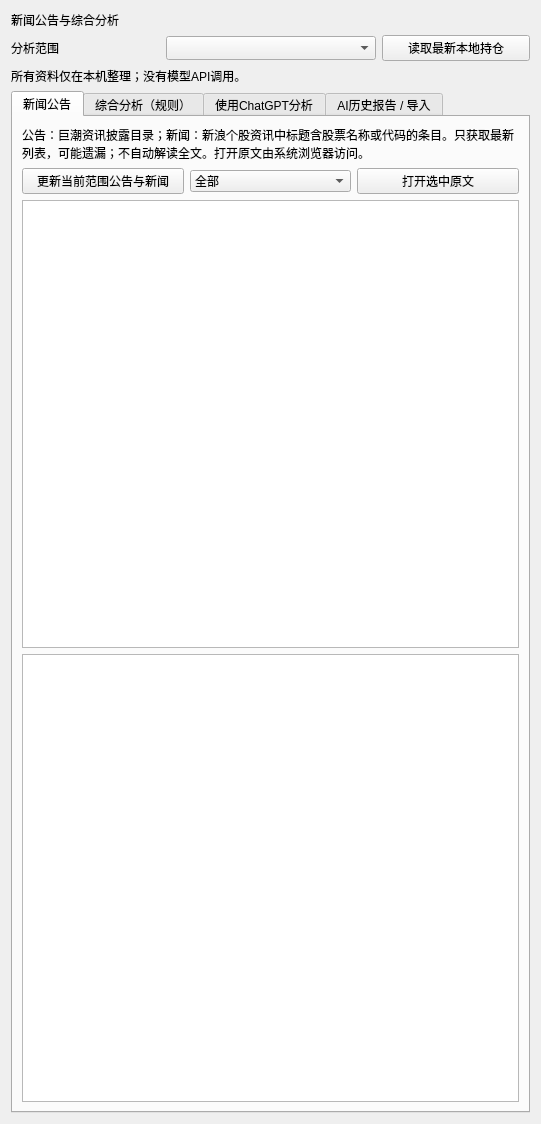
The window that stockwidget/ui/briefing.ui (kri41106/a-share-ai-butler) describes before a commit, drawn with Qt 5.
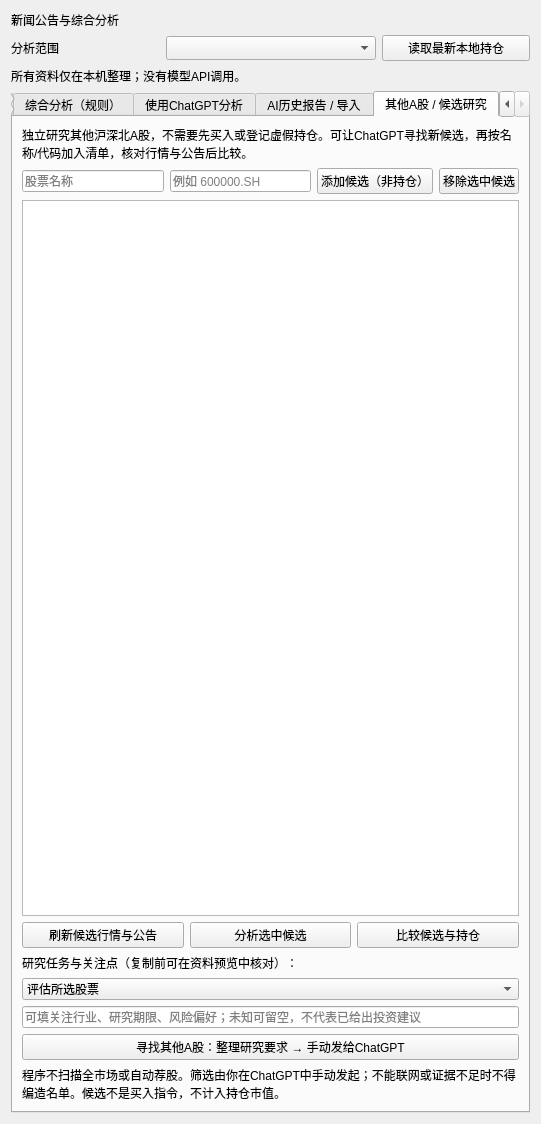
The same window after the commit. The open tabs and pages were chosen to show the change.

Commit message: feat: add A-share candidate research and unify three-option ChatGPT prompt

Patch:
```diff
--- a/stockwidget/ui/briefing.ui
+++ b/stockwidget/ui/briefing.ui
@@ -411,6 +411,155 @@
        </item>
       </layout>
      </widget>
+     <widget class="QWidget" name="candidatesPage">
+      <attribute name="title">
+       <string>其他A股 / 候选研究</string>
+      </attribute>
+      <layout class="QVBoxLayout" name="candidatesLayout">
+       <item>
+        <widget class="QLabel" name="candidateNotice">
+         <property name="text">
+          <string>独立研究其他沪深北A股，不需要先买入或登记虚假持仓。可让ChatGPT寻找新候选，再按名称/代码加入清单，核对行情与公告后比较。</string>
+         </property>
+         <property name="wordWrap">
+          <bool>true</bool>
+         </property>
+        </widget>
+       </item>
+       <item>
+        <layout class="QHBoxLayout" name="candidateInputRow">
+         <item>
+          <widget class="QLineEdit" name="candidateNameEdit">
+           <property name="placeholderText">
+            <string>股票名称</string>
+           </property>
+           <property name="maxLength">
+            <number>40</number>
+           </property>
+          </widget>
+         </item>
+         <item>
+          <widget class="QLineEdit" name="candidateCodeEdit">
+           <property name="placeholderText">
+            <string>例如 600000.SH</string>
+           </property>
+           <property name="maxLength">
+            <number>12</number>
+           </property>
+          </widget>
+         </item>
+         <item>
+          <widget class="QPushButton" name="addCandidateButton">
+           <property name="text">
+            <string>添加候选（非持仓）</string>
+           </property>
+          </widget>
+         </item>
+         <item>
+          <widget class="QPushButton" name="archiveCandidateButton">
+           <property name="text">
+            <string>移除选中候选</string>
+           </property>
+          </widget>
+         </item>
+        </layout>
+       </item>
+       <item>
+        <widget class="QTableWidget" name="candidatesTable">
+         <property name="selectionBehavior">
+          <enum>QAbstractItemView::SelectRows</enum>
+         </property>
+         <property name="selectionMode">
+          <enum>QAbstractItemView::SingleSelection</enum>
+         </property>
+         <property name="editTriggers">
+          <set>QAbstractItemView::NoEditTriggers</set>
+         </property>
+        </widget>
+       </item>
+       <item>
+        <layout class="QHBoxLayout" name="candidateActions">
+         <item>
+          <widget class="QPushButton" name="refreshCandidatesButton">
+           <property name="text">
+            <string>刷新候选行情与公告</string>
+           </property>
+          </widget>
+         </item>
+         <item>
+          <widget class="QPushButton" name="analyzeCandidateButton">
+           <property name="text">
+            <string>分析选中候选</string>
+           </property>
+          </widget>
+         </item>
+         <item>
+          <widget class="QPushButton" name="compareCandidatesButton">
+           <property name="text">
+            <string>比较候选与持仓</string>
+           </property>
+          </widget>
+         </item>
+        </layout>
+       </item>
+       <item>
+        <widget class="QLabel" name="researchTaskLabel">
+         <property name="text">
+          <string>研究任务与关注点（复制前可在资料预览中核对）：</string>
+         </property>
+         <property name="wordWrap">
+          <bool>true</bool>
+         </property>
+        </widget>
+       </item>
+       <item>
+        <widget class="QComboBox" name="taskCombo">
+         <item>
+          <property name="text">
+           <string>评估所选股票</string>
+          </property>
+         </item>
+         <item>
+          <property name="text">
+           <string>寻找其他A股（ChatGPT核实后筛选）</string>
+          </property>
+         </item>
+         <item>
+          <property name="text">
+           <string>比较持仓与候选</string>
+          </property>
+         </item>
+        </widget>
+       </item>
+       <item>
+        <widget class="QLineEdit" name="focusEdit">
+         <property name="placeholderText">
+          <string>可填关注行业、研究期限、风险偏好；未知可留空，不代表已给出投资建议</string>
+         </property>
+         <property name="maxLength">
+          <number>500</number>
+         </property>
+        </widget>
+       </item>
+       <item>
+        <widget class="QPushButton" name="discoverButton">
+         <property name="text">
+          <string>寻找其他A股：整理研究要求 → 手动发给ChatGPT</string>
+         </property>
+        </widget>
+       </item>
+       <item>
+        <widget class="QLabel" name="candidateLimits">
+         <property name="text">
+          <string>程序不扫描全市场或自动荐股。筛选由你在ChatGPT中手动发起；不能联网或证据不足时不得编造名单。候选不是买入指令，不计入持仓市值。</string>
+         </property>
+         <property name="wordWrap">
+          <bool>true</bool>
+         </property>
+        </widget>
+       </item>
+      </layout>
+     </widget>
     </widget>
    </item>
   </layout>
```
The commit also changes 20 other files.
